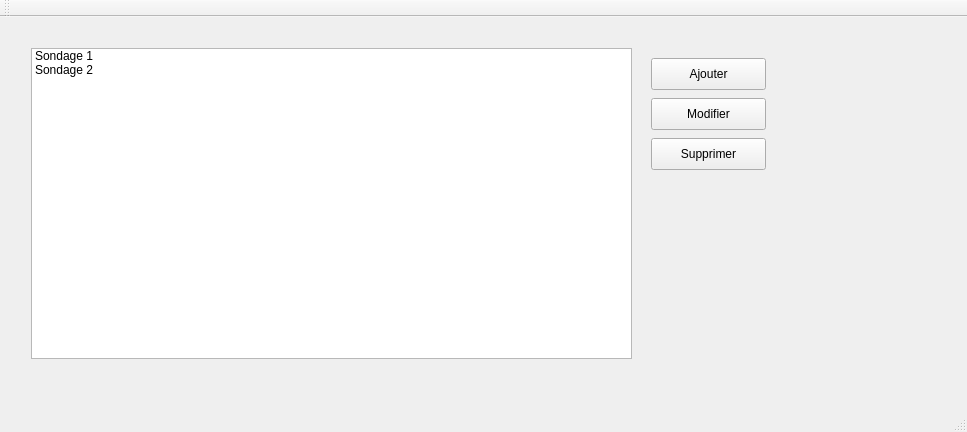
BnHrb/beam-rainbow, file admin-app/mainwindow.ui: the form before one commit.
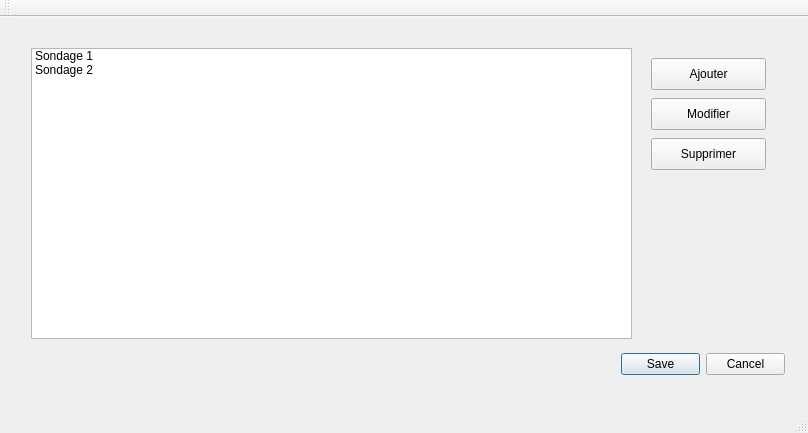
The form after the commit. The open tabs and pages were chosen to show the change.

```diff
--- a/admin-app/mainwindow.ui
+++ b/admin-app/mainwindow.ui
@@ -6,8 +6,8 @@
    <rect>
     <x>0</x>
     <y>0</y>
-    <width>967</width>
-    <height>432</height>
+    <width>808</width>
+    <height>433</height>
    </rect>
   </property>
   <property name="windowTitle">
@@ -42,7 +42,7 @@
           <x>20</x>
           <y>20</y>
           <width>601</width>
-          <height>311</height>
+          <height>291</height>
          </rect>
         </property>
         <item>
@@ -95,6 +95,19 @@
          <string>Ajouter</string>
         </property>
        </widget>
+       <widget class="QDialogButtonBox" name="buttonBox">
+        <property name="geometry">
+         <rect>
+          <x>610</x>
+          <y>320</y>
+          <width>164</width>
+          <height>32</height>
+         </rect>
+        </property>
+        <property name="standardButtons">
+         <set>QDialogButtonBox::Cancel|QDialogButtonBox::Save</set>
+        </property>
+       </widget>
       </widget>
       <widget class="QWidget" name="page">
        <widget class="QLabel" name="newSurveyLabel">
```
Left out of the diff: 12 changed lines with no effect on the pictures.
